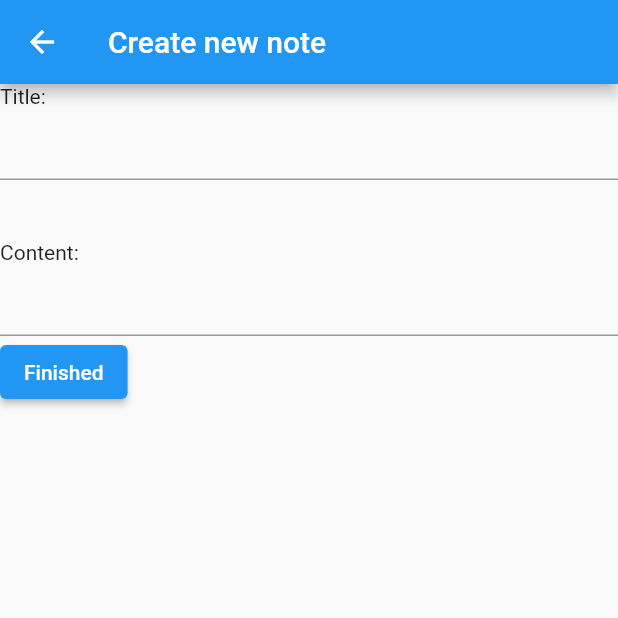
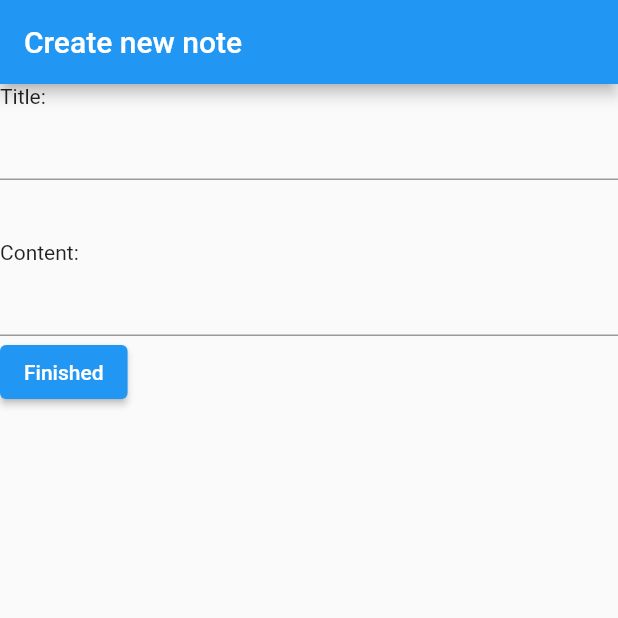
Before and after one commit to MaxNerius/kladderadatsch, a Flutter app: the NoteCreationRoute screen opened directly, on a phone screen of 412 x 824 dp, the top half of it. Run offline on Flutter 3.47's test engine with Material 2 defaults, Android fonts, the light colour scheme and no system bars.

Commit message:
NoteCreationRoute: Hide the auto-generated `BackButton`
Using the back button will abort the note creation process and render
the app in an unusable state -- aborting note creation is to be
handled in the future.

For now, just finish the note and delete it afterwards.

```diff
--- a/lib/drawer.dart
+++ b/lib/drawer.dart
@@ -100,7 +100,10 @@ class NoteCreationRoute extends StatelessWidget {
   @override
   Widget build(BuildContext context) {
     return Scaffold(
-      appBar: AppBar(title: const Text('Create new note')),
+      appBar: AppBar(
+        title: const Text('Create new note'),
+        automaticallyImplyLeading: false,
+      ),
       body: Center(
         child: NoteEditForm(),
       ),
```
